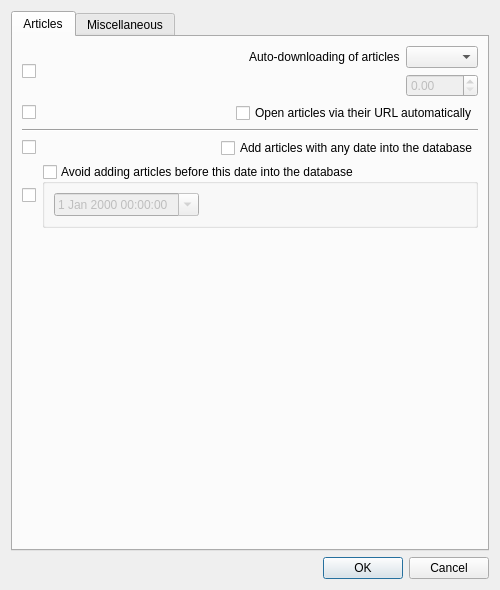
This is src/librssguard/services/abstract/gui/formfeeddetails.ui in martinrotter/rssguard as Qt 5 draws it before an edit. The edited form follows.
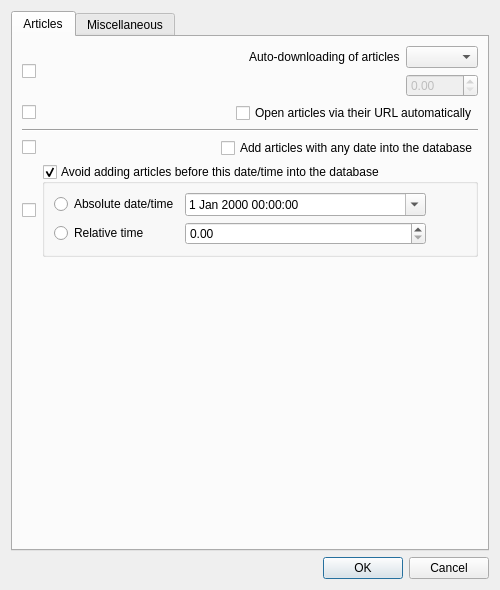
This is the edited form. Custom widgets are drawn as their Qt base class.

```diff
--- a/src/librssguard/services/abstract/gui/formfeeddetails.ui
+++ b/src/librssguard/services/abstract/gui/formfeeddetails.ui
@@ -125,23 +125,60 @@
             <bool>true</bool>
            </property>
            <property name="title">
-            <string>Avoid adding articles before this date into the database</string>
+            <string>Avoid adding articles before this date/time into the database</string>
            </property>
            <property name="checkable">
             <bool>true</bool>
            </property>
-           <property name="checked">
-            <bool>false</bool>
-           </property>
            <layout class="QGridLayout" name="gridLayout">
-            <item row="1" column="0">
+            <item row="1" column="1">
              <widget class="QDateTimeEdit" name="m_dtDateTimeToAvoid">
+              <property name="sizePolicy">
+               <sizepolicy hsizetype="Minimum" vsizetype="Fixed">
+                <horstretch>1</horstretch>
+                <verstretch>0</verstretch>
+               </sizepolicy>
+              </property>
+              <property name="minimumDate">
+               <date>
+                <year>1971</year>
+                <month>1</month>
+                <day>1</day>
+               </date>
+              </property>
               <property name="calendarPopup">
                <bool>true</bool>
               </property>
              </widget>
             </item>
-            <item row="1" column="1">
+            <item row="1" column="0">
+             <widget class="QRadioButton" name="m_rbAvoidAbsolute">
+              <property name="text">
+               <string>Absolute date/time</string>
+              </property>
+             </widget>
+            </item>
+            <item row="2" column="1">
+             <widget class="TimeSpinBox" name="m_spinHoursAvoid">
+              <property name="sizePolicy">
+               <sizepolicy hsizetype="Minimum" vsizetype="Fixed">
+                <horstretch>1</horstretch>
+                <verstretch>0</verstretch>
+               </sizepolicy>
+              </property>
+              <property name="maximum">
+               <double>10000.000000000000000</double>
+              </property>
+             </widget>
+            </item>
+            <item row="2" column="0">
+             <widget class="QRadioButton" name="m_rbAvoidRelative">
+              <property name="text">
+               <string>Relative time</string>
+              </property>
+             </widget>
+            </item>
+            <item row="1" column="2">
              <spacer name="horizontalSpacer">
               <property name="orientation">
                <enum>Qt::Horizontal</enum>
@@ -154,6 +191,19 @@
               </property>
              </spacer>
             </item>
+            <item row="2" column="2">
+             <spacer name="horizontalSpacer_2">
+              <property name="orientation">
+               <enum>Qt::Horizontal</enum>
+              </property>
+              <property name="sizeHint" stdset="0">
+               <size>
+                <width>40</width>
+                <height>20</height>
+               </size>
+              </property>
+             </spacer>
+            </item>
            </layout>
           </widget>
          </item>
```
Left out of the diff: 32 changed lines with no effect on the pictures.
